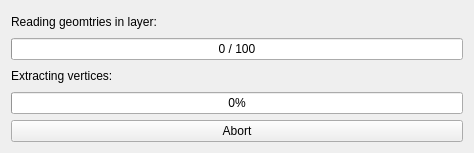
Above: AnchorUpdateDialog.ui from Archaeological-Museum-Hamburg/Tachy2GIS before the change. Below: the same form after it.
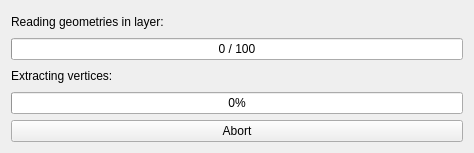
That is the form after the change.

What changed in the file:
```diff
--- a/AnchorUpdateDialog.ui
+++ b/AnchorUpdateDialog.ui
@@ -20,7 +20,7 @@
    <item>
     <widget class="QLabel" name="geometriesLabel">
      <property name="text">
-      <string>Reading geomtries in layer: </string>
+      <string>Reading geometries in layer: </string>
      </property>
     </widget>
    </item>
```
